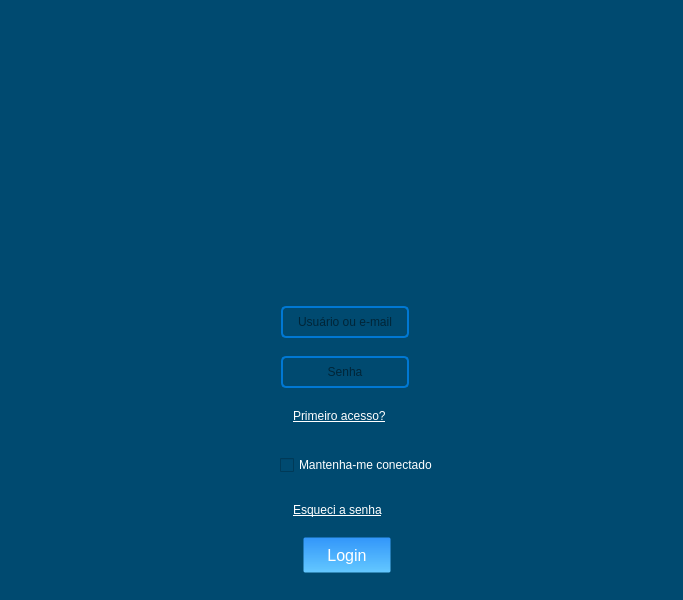
Above: login_3.ui from KevenLucas025/ProjetoERP before the change. Below: the same form after it.
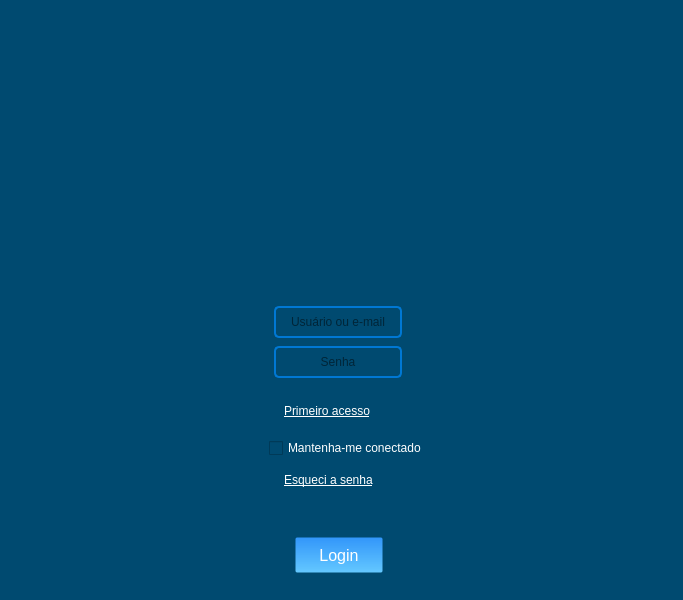
That is the form after the change. Icons and pictures are not drawn.

What changed in the file:
```diff
--- a/login_3.ui
+++ b/login_3.ui
@@ -11,7 +11,7 @@
    </rect>
   </property>
   <property name="sizePolicy">
-   <sizepolicy hsizetype="Expanding" vsizetype="Preferred">
+   <sizepolicy hsizetype="Expanding" vsizetype="Expanding">
     <horstretch>0</horstretch>
     <verstretch>0</verstretch>
    </sizepolicy>
@@ -25,7 +25,7 @@
   <widget class="QWidget" name="centralwidget">
    <layout class="QGridLayout" name="gridLayout_3">
     <item row="0" column="0">
-     <layout class="QGridLayout" name="layout_login_tela" rowstretch="0,0,0,0,0,0,0,0,0,0,0" columnstretch="0">
+     <layout class="QGridLayout" name="layout_login_tela" rowstretch="0,0,0,0,0,0,0,0,0,0,0" columnstretch="0,0,0">
       <property name="sizeConstraint">
        <enum>QLayout::SetDefaultConstraint</enum>
       </property>
@@ -47,7 +47,72 @@
       <property name="verticalSpacing">
        <number>6</number>
       </property>
-      <item row="10" column="0">
+      <item row="1" column="1">
+       <widget class="QFrame" name="frame">
+        <property name="sizePolicy">
+         <sizepolicy hsizetype="Expanding" vsizetype="Expanding">
+          <horstretch>0</horstretch>
+          <verstretch>0</verstretch>
+         </sizepolicy>
+        </property>
+        <property name="minimumSize">
+         <size>
+          <width>205</width>
+          <height>190</height>
+         </size>
+        </property>
+        <property name="maximumSize">
+         <size>
+          <width>250</width>
+          <height>250</height>
+         </size>
+        </property>
+        <property name="sizeIncrement">
+         <size>
+          <width>0</width>
+          <height>0</height>
+         </size>
+        </property>
+        <property name="frameShape">
+         <enum>QFrame::NoFrame</enum>
+        </property>
+        <property name="frameShadow">
+         <enum>QFrame::Raised</enum>
+        </property>
+        <widget class="QLabel" name="label_foto_sistema">
+         <property name="geometry">
+          <rect>
+           <x>0</x>
+           <y>10</y>
+           <width>221</width>
+           <height>221</height>
+          </rect>
+         </property>
+         <property name="sizePolicy">
+          <sizepolicy hsizetype="Expanding" vsizetype="Expanding">
+           <horstretch>0</horstretch>
+           <verstretch>0</verstretch>
+          </sizepolicy>
+         </property>
+         <property name="maximumSize">
+          <size>
+           <width>250</width>
+           <height>300</height>
+          </size>
+         </property>
+         <property name="text">
+          <string/>
+         </property>
+         <property name="pixmap">
+          <pixmap>Projeto ERP/imagens/74472.png</pixmap>
+         </property>
+         <property name="scaledContents">
+          <bool>true</bool>
+         </property>
+        </widget>
+       </widget>
+      </item>
+      <item row="10" column="1">
        <widget class="QFrame" name="frame_login_botao">
         <property name="sizePolicy">
          <sizepolicy hsizetype="Expanding" vsizetype="Expanding">
@@ -76,8 +141,8 @@
         <widget class="QLabel" name="label_primeiro_acesso">
          <property name="geometry">
           <rect>
-           <x>92</x>
-           <y>105</y>
+           <x>40</x>
+           <y>100</y>
            <width>141</width>
            <height>51</height>
           </rect>
@@ -116,7 +181,8 @@
           <string notr="true">color: rgb(255, 255, 255);</string>
          </property>
          <property name="text">
-          <string>&lt;html&gt;&lt;head/&gt;&lt;body&gt;&lt;p&gt;&lt;a href=&quot;#&quot;&gt;&lt;span style=&quot; text-decoration: underline; color:#ffffff;&quot;&gt;Primeiro acesso?&lt;/span&gt;&lt;/a&gt;&lt;/p&gt;&lt;/body&gt;&lt;/html&gt;</string>
+          <string>&lt;a href=&quot;primeiro_acesso&quot; style=&quot;color: white;&quot;&gt;Primeiro acesso&lt;/a&gt;
+</string>
          </property>
          <property name="textFormat">
           <enum>Qt::AutoText</enum>
@@ -137,8 +203,8 @@
          </property>
          <property name="geometry">
           <rect>
-           <x>79</x>
-           <y>167</y>
+           <x>25</x>
+           <y>150</y>
            <width>158</width>
            <height>24</height>
           </rect>
@@ -192,8 +258,8 @@
         <widget class="QLabel" name="label_trocar_senha">
          <property name="geometry">
           <rect>
-           <x>92</x>
-           <y>200</y>
+           <x>40</x>
+           <y>170</y>
            <width>130</width>
            <height>49</height>
           </rect>
@@ -256,7 +322,7 @@
         <widget class="QPushButton" name="btn_login">
          <property name="geometry">
           <rect>
-           <x>101</x>
+           <x>50</x>
            <y>250</y>
            <width>90</width>
            <height>38</height>
@@ -314,8 +380,8 @@
         <widget class="QLineEdit" name="txt_senha">
          <property name="geometry">
           <rect>
-           <x>80</x>
-           <y>70</y>
+           <x>30</x>
+           <y>60</y>
            <width>128</width>
            <height>32</height>
           </rect>
@@ -378,7 +444,7 @@
         <widget class="QLineEdit" name="txt_usuario">
          <property name="geometry">
           <rect>
-           <x>80</x>
+           <x>30</x>
            <y>20</y>
            <width>128</width>
            <height>32</height>
@@ -439,69 +505,56 @@
        </widget>
       </item>
       <item row="1" column="0">
-       <widget class="QFrame" name="frame">
-        <property name="sizePolicy">
-         <sizepolicy hsizetype="Expanding" vsizetype="Expanding">
-          <horstretch>0</horstretch>
-          <verstretch>0</verstretch>
-         </sizepolicy>
+       <spacer name="horizontalSpacer">
+        <property name="orientation">
+         <enum>Qt::Horizontal</enum>
         </property>
-        <property name="minimumSize">
+        <property name="sizeHint" stdset="0">
          <size>
-          <width>205</width>
-          <height>190</height>
+          <width>40</width>
+          <height>20</height>
          </size>
         </property>
-        <property name="maximumSize">
+       </spacer>
+      </item>
+      <item row="1" column="2">
+       <spacer name="horizontalSpacer_2">
+        <property name="orientation">
+         <enum>Qt::Horizontal</enum>
+        </property>
+        <property name="sizeHint" stdset="0">
          <size>
-          <width>250</width>
-          <height>250</height>
+          <width>40</width>
+          <height>20</height>
          </size>
         </property>
-        <property name="sizeIncrement">
+       </spacer>
+      </item>
+      <item row="10" column="0">
+       <spacer name="horizontalSpacer_3">
+        <property name="orientation">
+         <enum>Qt::Horizontal</enum>
+        </property>
+        <property name="sizeHint" stdset="0">
          <size>
-          <width>0</width>
-          <height>0</height>
+          <width>40</width>
+          <height>20</height>
          </size>
         </property>
-        <property name="frameShape">
-         <enum>QFrame::NoFrame</enum>
+       </spacer>
+      </item>
+      <item row="10" column="2">
+       <spacer name="horizontalSpacer_4">
+        <property name="orientation">
+         <enum>Qt::Horizontal</enum>
         </property>
-        <property name="frameShadow">
-         <enum>QFrame::Raised</enum>
+        <property name="sizeHint" stdset="0">
+         <size>
+          <width>40</width>
+          <height>20</height>
+         </size>
         </property>
-        <widget class="QLabel" name="label_foto_sistema">
-         <property name="geometry">
-          <rect>
-           <x>28</x>
-           <y>10</y>
-           <width>221</width>
-           <height>221</height>
-          </rect>
-         </property>
-         <property name="sizePolicy">
-          <sizepolicy hsizetype="Expanding" vsizetype="Expanding">
-           <horstretch>0</horstretch>
-           <verstretch>0</verstretch>
-          </sizepolicy>
-         </property>
-         <property name="maximumSize">
-          <size>
-           <width>250</width>
-           <height>300</height>
-          </size>
-         </property>
-         <property name="text">
-          <string/>
-         </property>
-         <property name="pixmap">
-          <pixmap>../../../Downloads/74472.png</pixmap>
-         </property>
-         <property name="scaledContents">
-          <bool>true</bool>
-         </property>
-        </widget>
-       </widget>
+       </spacer>
       </item>
      </layout>
     </item>
```
Left out of the diff: 2 changed lines with no effect on the pictures.
